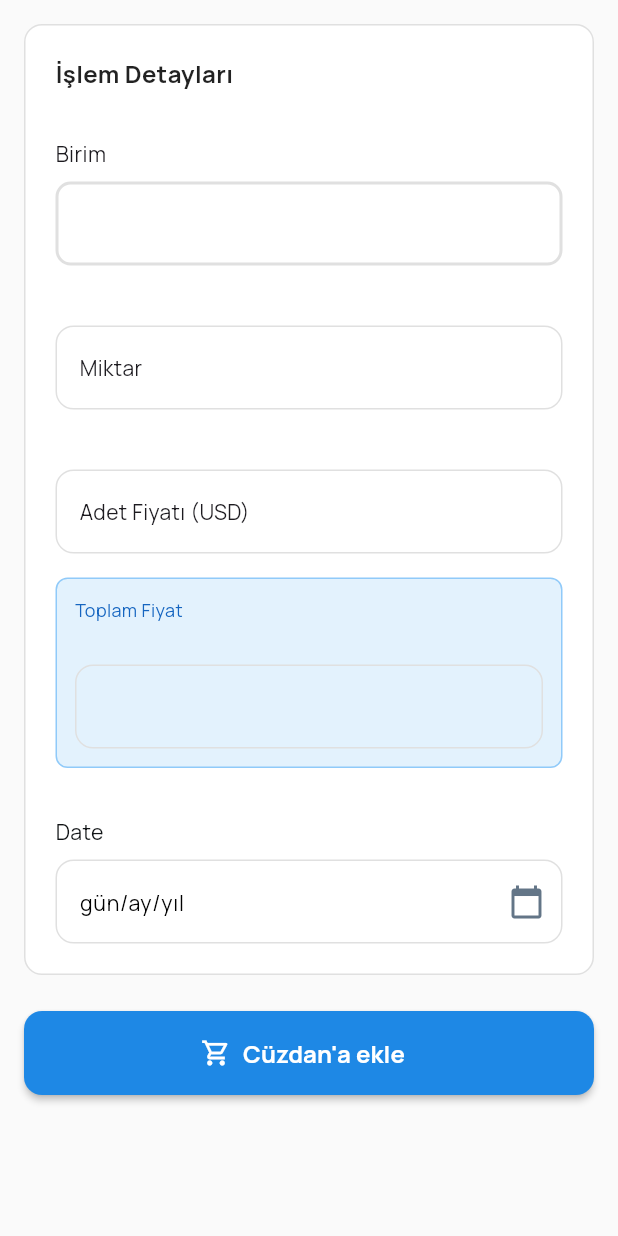
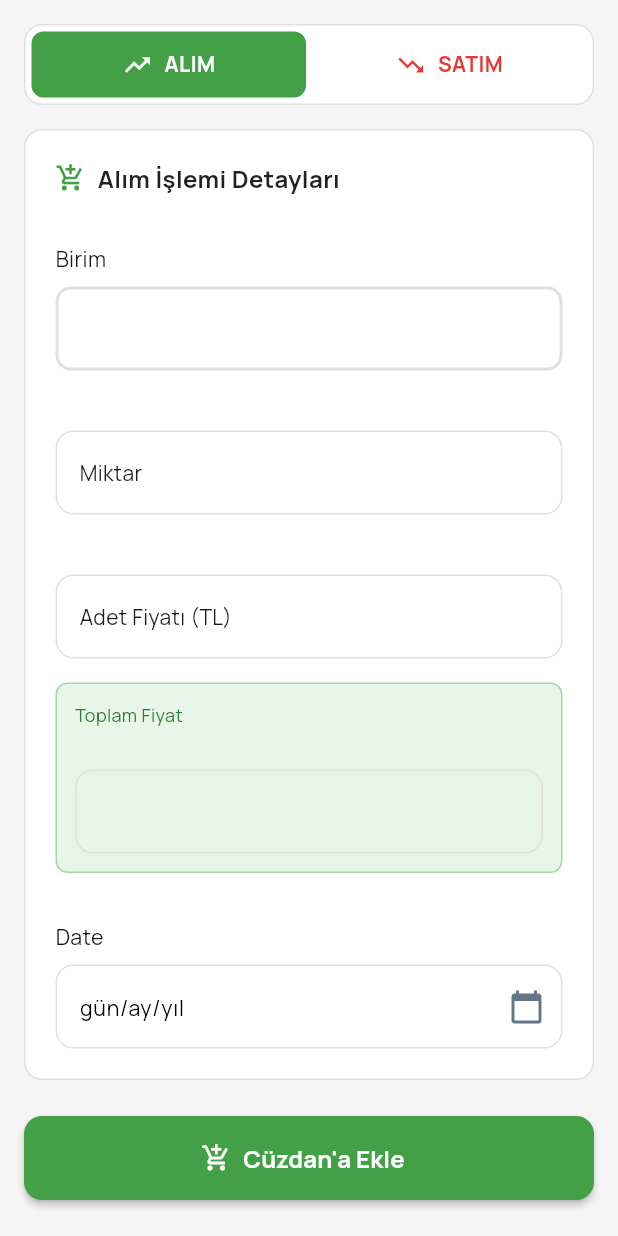
Before and after one commit to enes-vural/asset-tracker, a Flutter app: the TradeView screen opened directly, on a phone screen of 412 x 824 dp. Run offline on Flutter 3.47's test engine with Material 3 defaults, Android fonts, the phone set to English and light mode, and no system bars; our stand-ins replace auto_route, cloud_firestore, dartz, easy_localization, equatable, firebase_auth and 9 more; missing offline and left inert: background_fetch; accounts and stored records are empty; generated files the repository leaves out were written again.

Commit message:
database refactoring and trade view UI has been changed. code has need to some optimization.

```diff
--- /dev/null
+++ b/lib/core/constants/enums/widgets/trade_type_enum.dart
@@ -0,0 +1 @@
+enum TradeType { buy, sell }
--- a/lib/data/service/remote/database/idatabase_service.dart
+++ b/lib/data/service/remote/database/idatabase_service.dart
@@ -2,6 +2,7 @@ import 'package:asset_tracker/data/model/database/error/database_error_model.dar
     show DatabaseErrorModel;
 import 'package:asset_tracker/data/model/database/request/buy_currency_model.dart';
 import 'package:asset_tracker/data/model/database/request/save_user_model.dart';
+import 'package:asset_tracker/data/model/database/request/sell_currency_model.dart';
 import 'package:asset_tracker/data/model/database/request/user_uid_model.dart';
 import 'package:asset_tracker/data/model/database/response/asset_code_model.dart'
     show AssetCodeModel;
@@ -32,5 +33,5 @@ abstract interface class IDatabaseService {
       UserCurrencyDataModel model);
 
   Future<Either<DatabaseErrorModel, bool>> sellCurrency(
-      UserCurrencyDataModel model);
+      SellCurrencyModel model);
 }
--- a/lib/domain/entities/database/enttiy/buy_currency_entity.dart
+++ b/lib/domain/entities/database/enttiy/buy_currency_entity.dart
@@ -3,6 +3,7 @@ import 'package:asset_tracker/data/model/base/base_model.dart';
 import 'package:asset_tracker/data/model/database/request/buy_currency_model.dart';
 
 final class BuyCurrencyEntity implements BaseEntity {
+  final String? docId;
   final double amount;
   final double price;
   final String currency;
@@ -10,7 +11,8 @@ final class BuyCurrencyEntity implements BaseEntity {
   final String? userId;
   final TransactionTypeEnum transactionType;
 
-  const BuyCurrencyEntity({
+  const BuyCurrencyEntity(
+    this.docId, {
     required this.amount,
     required this.price,
     required this.currency,
@@ -21,6 +23,7 @@ final class BuyCurrencyEntity implements BaseEntity {
 
   factory BuyCurrencyEntity.fromModel(BuyCurrencyModel model) {
     return BuyCurrencyEntity(
+      model.docId,
       amount: model.amount,
       price: model.price,
       currency: model.currency,
--- a/lib/domain/entities/database/enttiy/sell_currency_entity.dart
+++ b/lib/domain/entities/database/enttiy/sell_currency_entity.dart
@@ -1,25 +1,37 @@
+import 'package:asset_tracker/core/constants/database/transaction_type_enum.dart';
 import 'package:asset_tracker/data/model/base/base_model.dart';
+import 'package:asset_tracker/data/model/database/request/sell_currency_model.dart';
 
 final class SellCurrencyEntity implements BaseEntity {
+  final String? docId;
+  final double sellAmount;
+  final String currencyCode;
+  final double sellPrice;
+  final DateTime date;
+  final double? buyPrice;
+  final double? profit;
   final String userId;
-  final String currencyCode;
-  final double amount;
-  final double price;
-  final double total;
-  final double newPrice;
-  final double profit;
+  double get totalPrice => sellAmount * sellPrice;
+  final TransactionTypeEnum transactionTypeEnum = TransactionTypeEnum.SELL;
 
   SellCurrencyEntity(
-      {required this.userId,
-      required this.currencyCode,
-      required this.amount,
-      required this.price,
-      required this.total,
-      required this.newPrice,
-      required this.profit});
+     {
+    this.docId,
+    this.buyPrice,
+    this.profit,
+    required this.sellAmount,
+    required this.currencyCode,
+    required this.sellPrice,
+    required this.date,
+    required this.userId,
+  });
 
   @override
-  toModel() {
-    throw UnimplementedError();
-  }
+  toModel() => SellCurrencyModel(docId,
+      buyPrice: buyPrice,
+      sellAmount: sellAmount,
+      currencyCode: currencyCode,
+      sellPrice: sellPrice,
+      date: date,
+      userId: userId);
 }
--- a/lib/domain/entities/general/calculate_profit_entity.dart
+++ b/lib/domain/entities/general/calculate_profit_entity.dart
@@ -1,9 +1,11 @@
 class CalculateProfitEntity {
   final String currencyCode;
+  final double amount;
   final double purchasePriceTotal;
   final double latestPriceTotal;
 
   CalculateProfitEntity({
+    this.amount = 1.0,
     required this.currencyCode,
     required this.purchasePriceTotal,
     required this.latestPriceTotal,
@@ -11,5 +13,5 @@ class CalculateProfitEntity {
 
   double get profitPercent =>
       100 - ((latestPriceTotal * 100) / purchasePriceTotal);
-  double get profit => latestPriceTotal - purchasePriceTotal;
+  double get profit => (latestPriceTotal - purchasePriceTotal) * (amount);
 }
--- a/lib/domain/repository/database/firestore/ifirestore_repository.dart
+++ b/lib/domain/repository/database/firestore/ifirestore_repository.dart
@@ -1,6 +1,7 @@
 import 'package:asset_tracker/data/model/database/response/asset_code_model.dart'
     show AssetCodeModel;
 import 'package:asset_tracker/domain/entities/database/enttiy/buy_currency_entity.dart';
+import 'package:asset_tracker/domain/entities/database/enttiy/sell_currency_entity.dart';
 import 'package:asset_tracker/domain/entities/database/enttiy/user_data_entity.dart';
 import 'package:asset_tracker/domain/entities/database/enttiy/user_currency_entity_model.dart';
 import 'package:asset_tracker/domain/entities/database/enttiy/user_uid_entity.dart';
@@ -21,7 +22,7 @@ abstract interface class IFirestoreRepository {
       UserCurrencyEntity entity);
 
   Future<Either<DatabaseErrorEntity, bool>> sellCurrency(
-      UserCurrencyEntity entity);
+      SellCurrencyEntity entity);
 
   Future<Either<DatabaseErrorEntity, bool>> saveUser(SaveUserEntity entity);
 }
--- a/lib/domain/usecase/database/buy_currency_use_case.dart
+++ b/lib/domain/usecase/database/buy_currency_use_case.dart
@@ -1,6 +1,7 @@
 import 'package:asset_tracker/data/model/database/response/asset_code_model.dart';
 import 'package:asset_tracker/domain/entities/auth/base/error/base_error_entity.dart';
 import 'package:asset_tracker/domain/entities/database/enttiy/buy_currency_entity.dart';
+import 'package:asset_tracker/domain/entities/database/enttiy/sell_currency_entity.dart';
 import 'package:asset_tracker/domain/entities/database/enttiy/user_currency_entity_model.dart';
 import 'package:asset_tracker/domain/entities/database/enttiy/user_data_entity.dart';
 import 'package:asset_tracker/domain/entities/database/enttiy/user_uid_entity.dart';
@@ -30,7 +31,7 @@ class DatabaseUseCase
 
 
   Future<Either<BaseErrorEntity, bool>> sellCurrency(
-      UserCurrencyEntity entity) async {
+      SellCurrencyEntity entity) async {
     return await firestoreRepository.sellCurrency(entity);
   }
 
--- a/lib/presentation/view/home/trade/trade_view.dart
+++ b/lib/presentation/view/home/trade/trade_view.dart
@@ -1,15 +1,13 @@
+import 'package:asset_tracker/core/constants/enums/widgets/trade_type_enum.dart';
 import 'package:asset_tracker/core/constants/string_constant.dart';
 import 'package:asset_tracker/core/config/localization/generated/locale_keys.g.dart';
 import 'package:asset_tracker/core/helpers/dialog_helper.dart';
 import 'package:asset_tracker/core/helpers/snackbar.dart';
 import 'package:asset_tracker/core/mixins/validation_mixin.dart';
-import 'package:asset_tracker/core/widgets/custom_padding.dart';
-import 'package:asset_tracker/core/widgets/custom_sized_box.dart';
 import 'package:asset_tracker/injection.dart';
 import 'package:asset_tracker/presentation/common/custom_datepicker_widget.dart';
 import 'package:asset_tracker/presentation/common/custom_dropdown_widget.dart';
 import 'package:asset_tracker/presentation/view/auth/widget/auth_form_widget.dart';
-import 'package:asset_tracker/presentation/view/auth/widget/auth_submit_widget.dart';
 import 'package:asset_tracker/presentation/view/home/widgets/unauthorized_widget.dart';
 import 'package:asset_tracker/presentation/view_model/home/trade/trade_view_model.dart';
 import 'package:auto_route/annotations.dart';
@@ -54,7 +52,6 @@ class _TradeViewState extends ConsumerState<TradeView> with ValidatorMixin {
     final viewModel = ref.watch(tradeViewModelProvider);
     final authState = ref.watch(authGlobalProvider);
     final isDark = Theme.of(context).brightness == Brightness.dark;
-
     EasyDialog.showDialogOnProcess(context, ref, tradeViewModelProvider);
 
     return PopScope(
@@ -68,7 +65,6 @@ class _TradeViewState extends ConsumerState<TradeView> with ValidatorMixin {
   Widget _buildTradeView(GlobalKey<FormState> tradeFormKey,
       TradeViewModel viewModel, BuildContext context, bool isDark) {
     return Scaffold(
-      backgroundColor: isDark ? const Color(0xFF1E1E1E) : Colors.grey[50],
       body: Form(
         key: tradeFormKey,
         child: SingleChildScrollView(
@@ -76,9 +72,11 @@ class _TradeViewState extends ConsumerState<TradeView> with ValidatorMixin {
           child: Column(
             crossAxisAlignment: CrossAxisAlignment.start,
             children: [
+              _buildTradeTypeToggle(isDark, viewModel),
+              const SizedBox(height: 16),
               _buildTradeForm(viewModel, isDark),
               const SizedBox(height: 24),
-              _buildBuyButton(tradeFormKey, viewModel, context, isDark),
+              _buildActionButton(tradeFormKey, viewModel, context, isDark),
               const SizedBox(height: 16),
             ],
           ),
@@ -87,7 +85,101 @@ class _TradeViewState extends ConsumerState<TradeView> with ValidatorMixin {
     );
   }
 
+  Widget _buildTradeTypeToggle(bool isDark, TradeViewModel viewModel) {
+    final currentTradeType = viewModel.currentTradeType;
+    return Container(
+      padding: const EdgeInsets.all(4),
+      decoration: BoxDecoration(
+        color: isDark ? const Color(0xFF2D2D2D) : Colors.white,
+        borderRadius: BorderRadius.circular(12),
+        border: Border.all(
+          color: isDark ? Colors.grey[700]! : Colors.grey[300]!,
+        ),
+      ),
+      child: Row(
+        children: [
+          Expanded(
+            child: GestureDetector(
+              onTap: () => viewModel.toggleTradeType(TradeType.buy),
+              child: Container(
+                padding: const EdgeInsets.symmetric(vertical: 12),
+                decoration: BoxDecoration(
+                  color: currentTradeType == TradeType.buy
+                      ? Colors.green[600]
+                      : Colors.transparent,
+                  borderRadius: BorderRadius.circular(8),
+                ),
+                child: Row(
+                  mainAxisAlignment: MainAxisAlignment.center,
+                  children: [
+                    Icon(
+                      Icons.trending_up,
+                      color: currentTradeType == TradeType.buy
+                          ? Colors.white
+                          : (isDark ? Colors.green[400] : Colors.green[600]),
+                      size: 20,
+                    ),
+                    const SizedBox(width: 8),
+                    Text(
+                      'ALIM',
+                      style: TextStyle(
+                        color: currentTradeType == TradeType.buy
+                            ? Colors.white
+                            : (isDark ? Colors.green[400] : Colors.green[600]),
+                        fontWeight: FontWeight.w600,
+                        fontSize: 14,
+                      ),
+                    ),
+                  ],
+                ),
+              ),
+            ),
+          ),
+          const SizedBox(width: 4),
+          Expanded(
+            child: GestureDetector(
+              onTap: () => viewModel.toggleTradeType(TradeType.sell),
+              child: Container(
+                padding: const EdgeInsets.symmetric(vertical: 12),
+                decoration: BoxDecoration(
+                  color: currentTradeType == TradeType.sell
+                      ? Colors.red[600]
+                      : Colors.transparent,
+                  borderRadius: BorderRadius.circular(8),
+                ),
+                child: Row(
+                  mainAxisAlignment: MainAxisAlignment.center,
+                  children: [
+                    Icon(
+                      Icons.trending_down,
+                      color: currentTradeType == TradeType.sell
+                          ? Colors.white
+                          : (isDark ? Colors.red[400] : Colors.red[600]),
+                      size: 20,
+                    ),
+                    const SizedBox(width: 8),
+                    Text(
+                      'SATIM',
+                      style: TextStyle(
+                        color: currentTradeType == TradeType.sell
+                            ? Colors.white
+                            : (isDark ? Colors.red[400] : Colors.red[600]),
+                        fontWeight: FontWeight.w600,
+                        fontSize: 14,
+                      ),
+                    ),
+                  ],
+                ),
+              ),
+            ),
+          ),
+        ],
+      ),
+    );
+  }
+
   Widget _buildTradeForm(TradeViewModel viewModel, bool isDark) {
+    final currentTradeType = viewModel.currentTradeType;
     return Container(
       padding: const EdgeInsets.all(20),
       decoration: BoxDecoration(
@@ -100,13 +192,29 @@ class _TradeViewState extends ConsumerState<TradeView> with ValidatorMixin {
       child: Column(
         crossAxisAlignment: CrossAxisAlignment.start,
         children: [
+          Row(
+            children: [
+              Icon(
+                currentTradeType == TradeType.buy
+                    ? Icons.add_shopping_cart
+                    : Icons.sell,
+                color: currentTradeType == TradeType.buy
+                    ? Colors.green[600]
+                    : Colors.red[600],
+                size: 20,
+              ),
+              const SizedBox(width: 8),
               Text(
-            'İşlem Detayları',
+                currentTradeType == TradeType.buy
+                    ? 'Alım İşlemi Detayları'
+                    : 'Satım İşlemi Detayları',
                 style: TextStyle(
                   fontSize: 16,
                   fontWeight: FontWeight.w600,
                   color: isDark ? Colors.white : Colors.black87,
                 ),
+              ),
+            ],
           ),
           const SizedBox(height: 16),
 
@@ -146,7 +254,7 @@ class _TradeViewState extends ConsumerState<TradeView> with ValidatorMixin {
 
           // Adet Fiyatı
           AuthFormWidget(
-            label: "Adet Fiyatı (USD)",
+            label: "Adet Fiyatı (TL)",
             isObs: false,
             formController: viewModel.priceUnitController,
             onChanged: (value) {
@@ -171,9 +279,15 @@ class _TradeViewState extends ConsumerState<TradeView> with ValidatorMixin {
           Container(
             padding: const EdgeInsets.all(12),
             decoration: BoxDecoration(
-              color: Colors.blue[50],
+              color: currentTradeType == TradeType.buy
+                  ? Colors.green[50]
+                  : Colors.red[50],
               borderRadius: BorderRadius.circular(8),
-              border: Border.all(color: Colors.blue[200]!),
+              border: Border.all(
+                color: currentTradeType == TradeType.buy
+                    ? Colors.green[200]!
+                    : Colors.red[200]!,
+              ),
             ),
             child: Column(
               crossAxisAlignment: CrossAxisAlignment.start,
@@ -183,12 +297,14 @@ class _TradeViewState extends ConsumerState<TradeView> with ValidatorMixin {
                   style: TextStyle(
                     fontSize: 12,
                     fontWeight: FontWeight.w500,
-                    color: Colors.blue[800],
+                    color: currentTradeType == TradeType.buy
+                        ? Colors.green[800]
+                        : Colors.red[800],
                   ),
                 ),
                 const SizedBox(height: 4),
                 AuthFormWidget(
-                  label: "Toplam Fiyat (USD)",
+                  label: "Toplam Fiyat (TL)",
                   isObs: false,
                   formController: viewModel.priceTotalController,
                   validaor: (value) => checkAmount(value, true),
@@ -221,8 +337,9 @@ class _TradeViewState extends ConsumerState<TradeView> with ValidatorMixin {
     );
   }
 
-  Widget _buildBuyButton(GlobalKey<FormState> tradeFormKey,
+  Widget _buildActionButton(GlobalKey<FormState> tradeFormKey,
       TradeViewModel viewModel, BuildContext context, bool isDark) {
+    final currentTradeType = viewModel.currentTradeType;
     return SizedBox(
       width: double.infinity,
       height: 56,
@@ -232,20 +349,34 @@ class _TradeViewState extends ConsumerState<TradeView> with ValidatorMixin {
             EasySnackBar.show(context, LocaleKeys.trade_fillAllFields.tr());
             return;
           }
-          viewModel.buyCurrency(ref: ref, context: context);
+
+          if (currentTradeType == TradeType.buy) {
+            await viewModel.buyCurrency(ref: ref, context: context);
+          } else if (currentTradeType == TradeType.sell) {
+            await viewModel.sellCurrency(ref: ref, context: context);
+          }
         },
         style: ElevatedButton.styleFrom(
-          backgroundColor: Colors.blue[600],
+          backgroundColor: currentTradeType == TradeType.buy
+              ? Colors.green[600]
+              : Colors.red[600],
           foregroundColor: Colors.white,
           shape: RoundedRectangleBorder(
             borderRadius: BorderRadius.circular(12),
           ),
           elevation: 2,
         ),
-        icon: const Icon(Icons.shopping_cart_outlined, size: 20),
-        label: const Text(
-          "Cüzdan'a ekle",
-          style: TextStyle(
+        icon: Icon(
+          currentTradeType == TradeType.buy
+              ? Icons.add_shopping_cart
+              : Icons.sell,
+          size: 20,
+        ),
+        label: Text(
+          currentTradeType == TradeType.buy
+              ? "Cüzdan'a Ekle"
+              : "Cüzdan'dan Sat",
+          style: const TextStyle(
             fontSize: 16,
             fontWeight: FontWeight.w600,
           ),
--- a/lib/presentation/view/widgets/transaction/transaction_card_lvb_widget.dart
+++ b/lib/presentation/view/widgets/transaction/transaction_card_lvb_widget.dart
@@ -1,15 +1,10 @@
 import 'package:asset_tracker/core/config/theme/extension/currency_widget_title_extension.dart';
 import 'package:asset_tracker/core/constants/database/transaction_type_enum.dart';
 import 'package:asset_tracker/core/constants/global/general_constants.dart';
-import 'package:asset_tracker/core/constants/string_constant.dart';
-import 'package:asset_tracker/core/config/localization/generated/locale_keys.g.dart';
 import 'package:asset_tracker/core/config/theme/default_theme.dart';
-import 'package:asset_tracker/core/config/theme/app_size.dart';
 import 'package:asset_tracker/core/config/theme/extension/number_format_extension.dart';
-import 'package:asset_tracker/core/widgets/custom_sized_box.dart';
 import 'package:asset_tracker/domain/entities/database/enttiy/user_currency_entity_model.dart';
 import 'package:asset_tracker/presentation/view_model/home/dashboard/dashboard_view_model.dart';
-import 'package:easy_localization/easy_localization.dart';
 import 'package:flutter/material.dart';
 import 'package:flutter_riverpod/flutter_riverpod.dart';
 
```
Also changed, not shown: lib/data/model/database/request/buy_currency_model.dart (+33 -1 lines), lib/data/model/database/request/sell_currency_model.dart (added, +63 -0 lines), lib/data/model/database/response/user_currency_data_model.dart (+6 -1 lines), lib/data/repository/database/firestore/firestore_repository.dart (+5 -4 lines), lib/data/service/remote/database/firestore/firestore_service.dart (+83 -36 lines), lib/domain/entities/database/enttiy/user_currency_entity_model.dart (+6 -1 lines), lib/presentation/view_model/home/dashboard/dashboard_view_model.dart (+12 -2 lines), lib/presentation/view_model/home/trade/trade_view_model.dart (+59 -3 lines), lib/provider/app_global_provider.dart (+29 -0 lines). Lines whose indentation alone changed are shown as unchanged.
